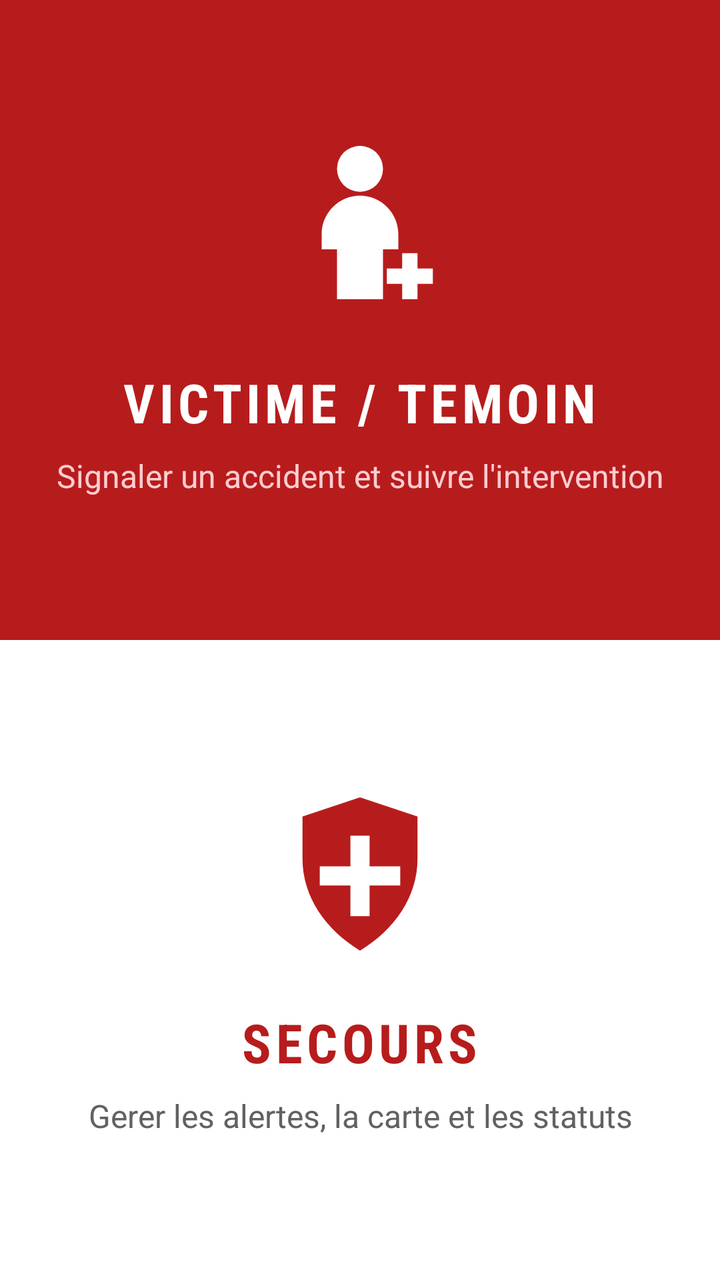
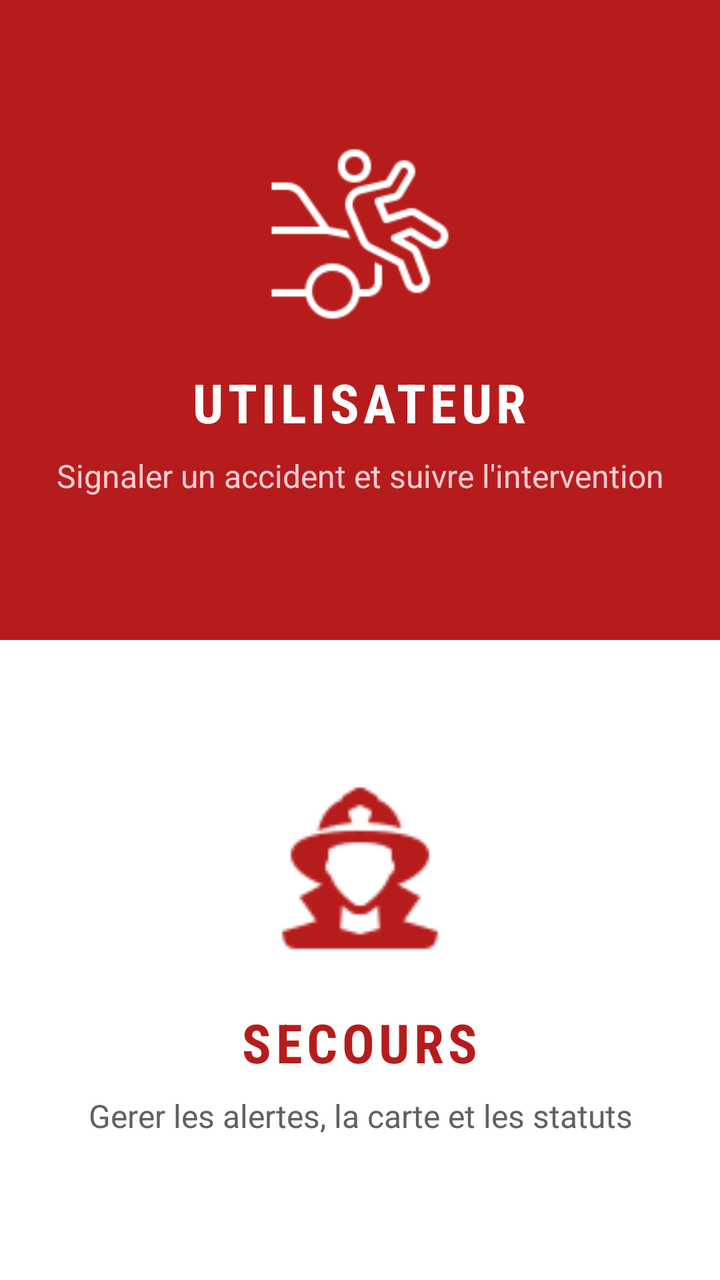

The first picture is an Android layout as it rendered before a commit; the second is the same layout after the commit. The layout source and the unified diff follow.
<!-- AndroidManifest.xml: application theme Theme.MyApplication -->
<!-- res/layout/activity_main.xml -->
<?xml version="1.0" encoding="utf-8"?>
<LinearLayout xmlns:android="http://schemas.android.com/apk/res/android"
    xmlns:app="http://schemas.android.com/apk/res-auto"
    xmlns:tools="http://schemas.android.com/tools"
    android:id="@+id/main"
    android:layout_width="match_parent"
    android:layout_height="match_parent"
    android:background="#FFFFFF"
    android:orientation="vertical"
    tools:context=".MainActivity">

    <LinearLayout
        android:id="@+id/victim_role_button"
        android:layout_width="match_parent"
        android:layout_height="0dp"
        android:layout_weight="1"
        android:background="#B71C1C"
        android:clickable="true"
        android:focusable="true"
        android:foreground="?attr/selectableItemBackground"
        android:gravity="center"
        android:orientation="vertical"
        android:padding="28dp">

        <ImageView
            android:layout_width="92dp"
            android:layout_height="92dp"
            android:src="@drawable/ic_role_victim"
            app:tint="#FFFFFF" />

        <TextView
            android:layout_width="wrap_content"
            android:layout_height="wrap_content"
            android:layout_marginTop="20dp"
            android:fontFamily="sans-serif-condensed"
            android:letterSpacing="0.08"
            android:text="VICTIME / TEMOIN"
            android:textColor="#FFFFFF"
            android:textSize="27sp"
            android:textStyle="bold" />

        <TextView
            android:layout_width="match_parent"
            android:layout_height="wrap_content"
            android:layout_marginTop="8dp"
            android:gravity="center"
            android:text="Signaler un accident et suivre l'intervention"
            android:textColor="#FFCDD2"
            android:textSize="16sp" />

    </LinearLayout>

    <LinearLayout
        android:id="@+id/rescue_role_button"
        android:layout_width="match_parent"
        android:layout_height="0dp"
        android:layout_weight="1"
        android:background="#FFFFFF"
        android:clickable="true"
        android:focusable="true"
        android:foreground="?attr/selectableItemBackground"
        android:gravity="center"
        android:orientation="vertical"
        android:padding="28dp">

        <ImageView
            android:layout_width="92dp"
            android:layout_height="92dp"
            android:src="@drawable/ic_role_rescue" />

        <TextView
            android:layout_width="wrap_content"
            android:layout_height="wrap_content"
            android:layout_marginTop="20dp"
            android:fontFamily="sans-serif-condensed"
            android:letterSpacing="0.08"
            android:text="SECOURS"
            android:textColor="#B71C1C"
            android:textSize="27sp"
            android:textStyle="bold" />

        <TextView
            android:layout_width="match_parent"
            android:layout_height="wrap_content"
            android:layout_marginTop="8dp"
            android:gravity="center"
            android:text="Gerer les alertes, la carte et les statuts"
            android:textColor="#616161"
            android:textSize="16sp" />

    </LinearLayout>

</LinearLayout>
<!-- resources referenced by this layout -->
<resources>
  <!-- drawable ic_role_rescue (drawable) -->
  <?xml version="1.0" encoding="utf-8"?>
  <vector xmlns:android="http://schemas.android.com/apk/res/android"
      android:width="96dp"
      android:height="96dp"
      android:viewportWidth="96"
      android:viewportHeight="96">
  
      <path
          android:fillColor="#B71C1C"
          android:pathData="M48,8l30,10v22c0,20 -12,37 -30,48c-18,-11 -30,-28 -30,-48v-22z" />
  
      <path
          android:fillColor="#FFFFFFFF"
          android:pathData="M43,28h10v16h16v10h-16v16h-10v-16h-16v-10h16z" />
  </vector>
  <!-- drawable ic_role_victim (drawable) -->
  <?xml version="1.0" encoding="utf-8"?>
  <vector xmlns:android="http://schemas.android.com/apk/res/android"
      android:width="96dp"
      android:height="96dp"
      android:viewportWidth="96"
      android:viewportHeight="96">
  
      <path
          android:fillColor="#FF000000"
          android:pathData="M48,14m-12,0a12,12 0,1 0,24 0a12,12 0,1 0,-24 0" />
  
      <path
          android:fillColor="#FF000000"
          android:pathData="M28,48c0,-11 9,-20 20,-20s20,9 20,20v8h-8v26h-24v-26h-8z" />
  
      <path
          android:fillColor="#FF000000"
          android:pathData="M70,58h8v8h8v8h-8v8h-8v-8h-8v-8h8z" />
  </vector>
  <style name="Theme.MyApplication" parent="Base.Theme.MyApplication" />
  <style name="Base.Theme.MyApplication" parent="Theme.Material3.DayNight.NoActionBar">
          
          
      </style>
</resources>

<!-- the commit's change to res/layout/activity_main.xml (unified diff, before → after) -->
@@ -25,7 +25,7 @@
         <ImageView
             android:layout_width="92dp"
             android:layout_height="92dp"
-            android:src="@drawable/ic_role_victim"
+            android:src="@drawable/ic_home_user"
             app:tint="#FFFFFF" />
 
         <TextView
@@ -34,7 +34,7 @@
             android:layout_marginTop="20dp"
             android:fontFamily="sans-serif-condensed"
             android:letterSpacing="0.08"
-            android:text="VICTIME / TEMOIN"
+            android:text="UTILISATEUR"
             android:textColor="#FFFFFF"
             android:textSize="27sp"
             android:textStyle="bold" />
@@ -66,7 +66,7 @@
         <ImageView
             android:layout_width="92dp"
             android:layout_height="92dp"
-            android:src="@drawable/ic_role_rescue" />
+            android:src="@drawable/ic_home_rescue" />
 
         <TextView
             android:layout_width="wrap_content"
<!-- resource entries referenced after the edit -->
@@ -1,45 +1,18 @@
 <!-- resources referenced by this layout -->
 <resources>
-  <!-- drawable ic_role_rescue (drawable) -->
-  <?xml version="1.0" encoding="utf-8"?>
-  <vector xmlns:android="http://schemas.android.com/apk/res/android"
-      android:width="96dp"
-      android:height="96dp"
-      android:viewportWidth="96"
-      android:viewportHeight="96">
-  
-      <path
-          android:fillColor="#B71C1C"
-          android:pathData="M48,8l30,10v22c0,20 -12,37 -30,48c-18,-11 -30,-28 -30,-48v-22z" />
-  
-      <path
-          android:fillColor="#FFFFFFFF"
-          android:pathData="M43,28h10v16h16v10h-16v16h-10v-16h-16v-10h16z" />
-  </vector>
-  <!-- drawable ic_role_victim (drawable) -->
-  <?xml version="1.0" encoding="utf-8"?>
-  <vector xmlns:android="http://schemas.android.com/apk/res/android"
-      android:width="96dp"
-      android:height="96dp"
-      android:viewportWidth="96"
-      android:viewportHeight="96">
-  
-      <path
-          android:fillColor="#FF000000"
-          android:pathData="M48,14m-12,0a12,12 0,1 0,24 0a12,12 0,1 0,-24 0" />
-  
-      <path
-          android:fillColor="#FF000000"
-          android:pathData="M28,48c0,-11 9,-20 20,-20s20,9 20,20v8h-8v26h-24v-26h-8z" />
-  
-      <path
-          android:fillColor="#FF000000"
-          android:pathData="M70,58h8v8h8v8h-8v8h-8v-8h-8v-8h8z" />
-  </vector>
+  <!-- drawable ic_home_rescue: png bitmap (drawable, 1552 bytes) -->
+  <!-- drawable ic_home_user: png bitmap (drawable, 2822 bytes) -->
   <style name="Theme.MyApplication" parent="Base.Theme.MyApplication" />
   <style name="Base.Theme.MyApplication" parent="Theme.Material3.DayNight.NoActionBar">
-          
-          
+          <item name="colorPrimary">@color/emergency_red</item>
+          <item name="colorPrimaryDark">@color/emergency_red_dark</item>
+          <item name="colorSecondary">@color/emergency_red</item>
+          <item name="colorAccent">@color/emergency_red</item>
+          <item name="android:statusBarColor">@color/emergency_red_dark</item>
+          <item name="android:navigationBarColor">@color/white</item>
       </style>
+  <color name="emergency_red">#B71C1C</color>
+  <color name="emergency_red_dark">#8E0000</color>
+  <color name="white">#FFFFFFFF</color>
 </resources>
 
